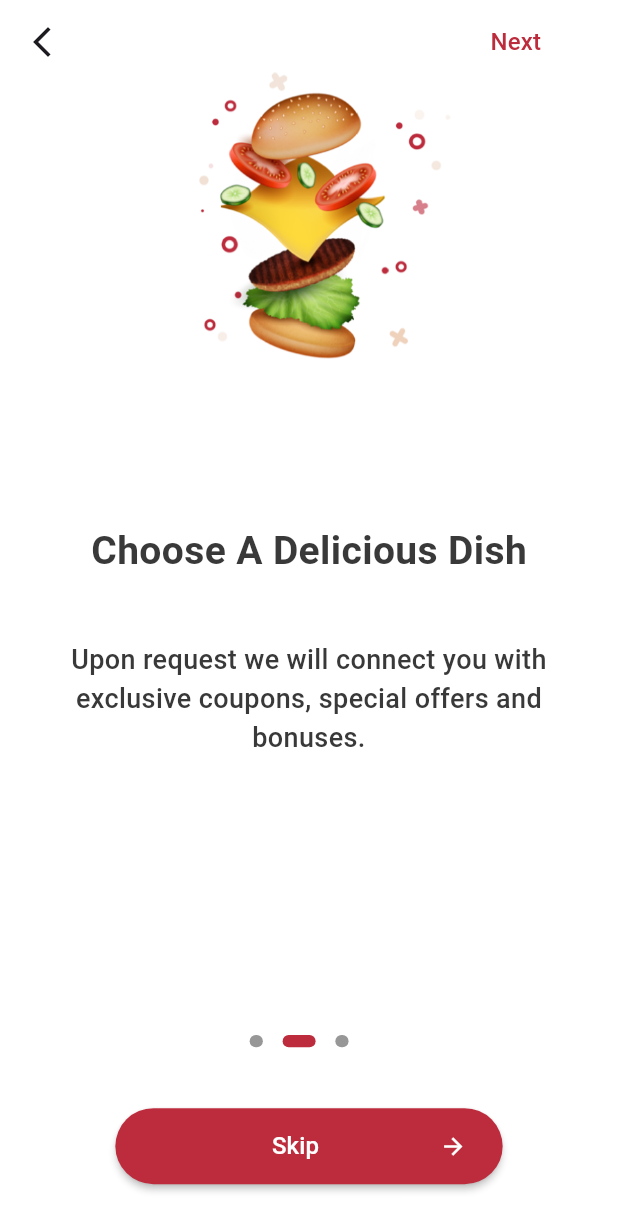
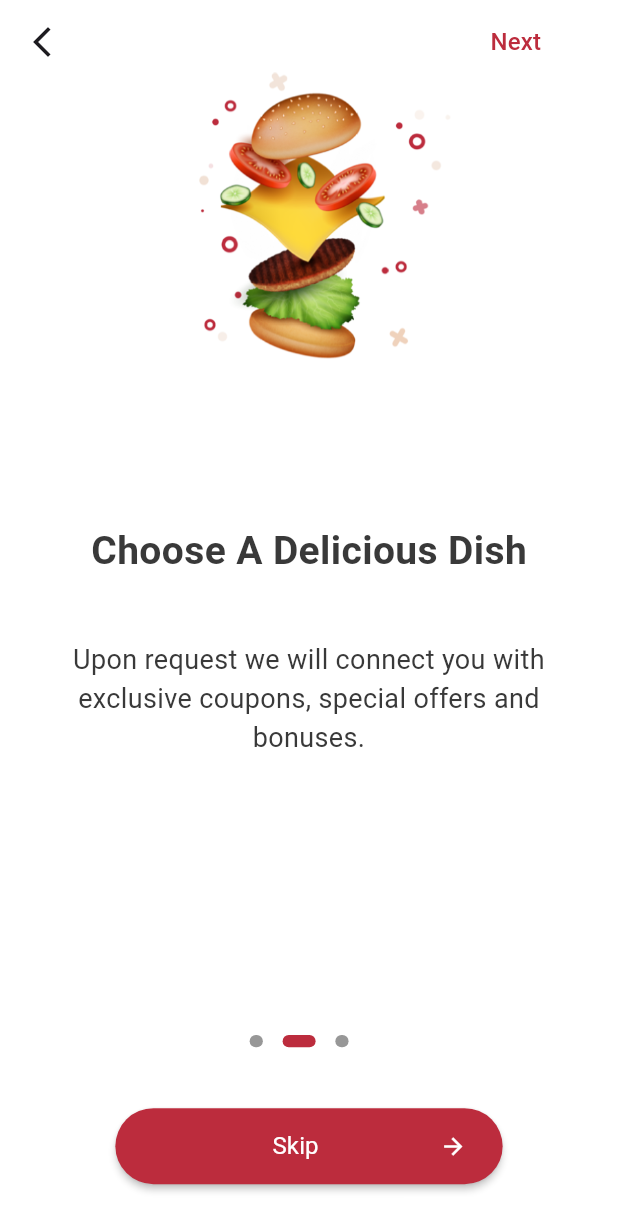
Before and after one commit to AhmedZidan5956/food_app2, a Flutter app: the screen it shows after launch, swiped to page 2, on a phone screen of 412 x 824 dp. Shown: the top 1231 px of the screen. Run offline on Flutter 3.47's test engine with Material 2 defaults, Android fonts, the phone set to English and light mode, and no system bars; our stand-ins replace easy_localization, flutter_screenutil, get, shared_preferences.

Commit message:
Add font Weight

```diff
--- a/lib/core/resources/manager_font_weight.dart
+++ b/lib/core/resources/manager_font_weight.dart
@@ -2,9 +2,9 @@ import 'dart:ui';
 
 class ManagerFontWeight {
   static const FontWeight w600 = FontWeight.w600;
-  static const FontWeight w500 = FontWeight.w500;
-  static const FontWeight w400 = FontWeight.w400;
   static const FontWeight w200 = FontWeight.w200;
   static const FontWeight bold = FontWeight.w700;
-  static const FontWeight regular = FontWeight.w500;
+  static const FontWeight regular = FontWeight.w400;
+  static const FontWeight medium = FontWeight.w500;
+  static const FontWeight italic = FontWeight.w300;
 }
```
